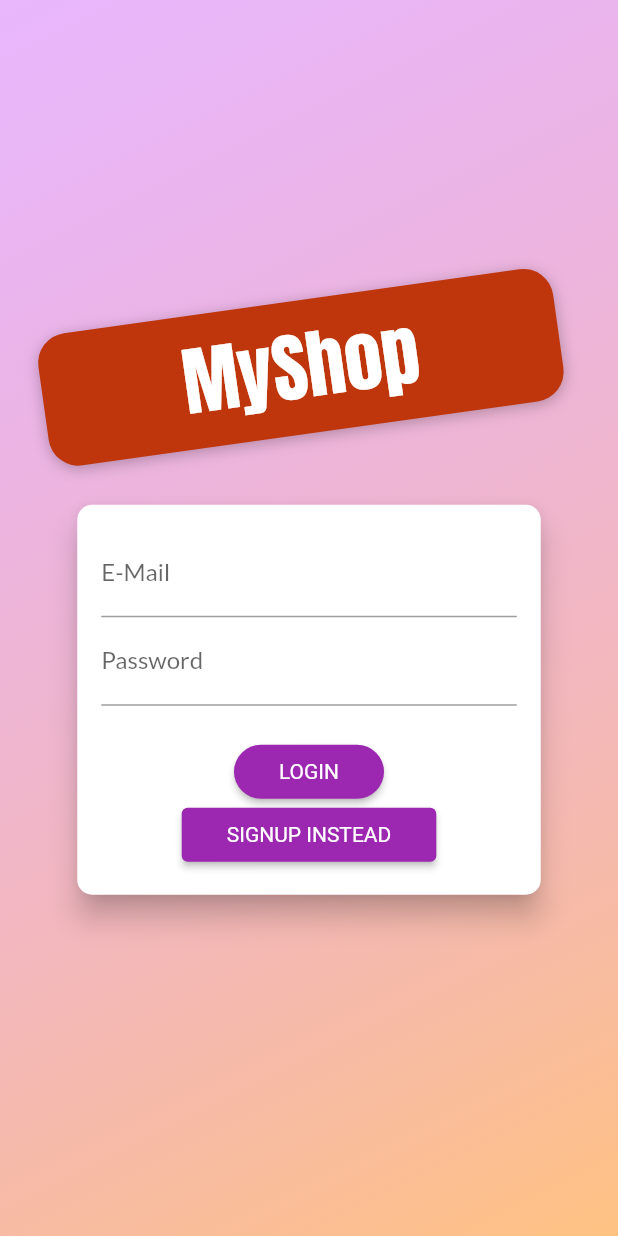
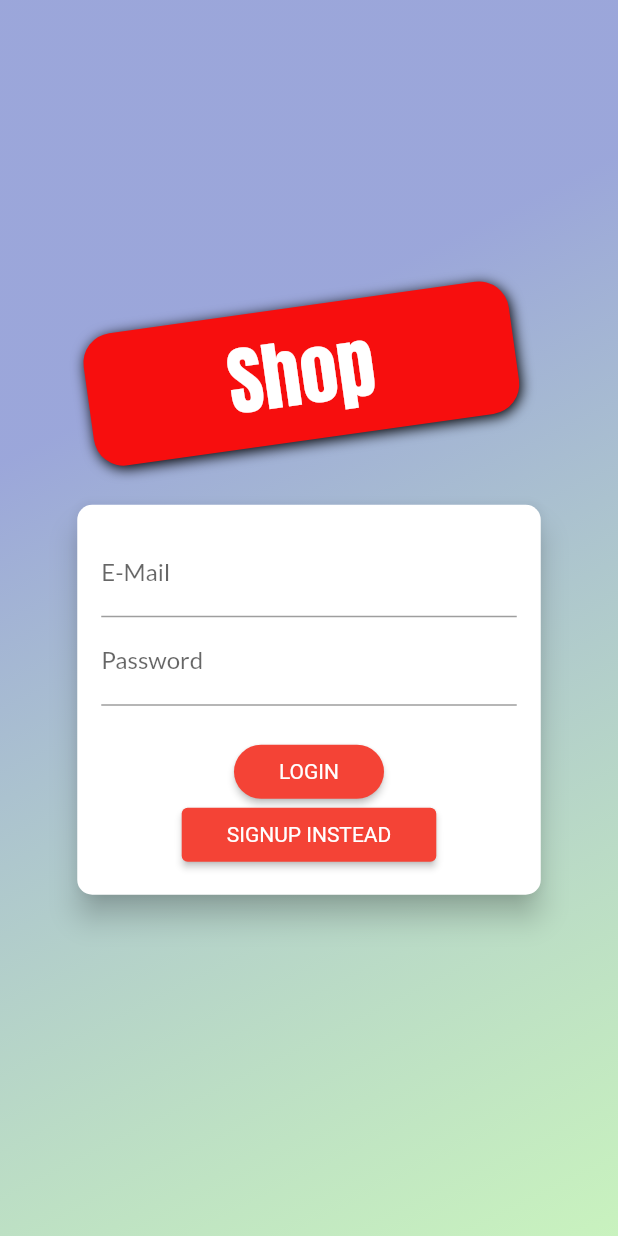
Before and after one commit to yell8er/shop, a Flutter app: the screen it shows after launch, on a phone screen of 412 x 824 dp. Run offline on Flutter 3.47's test engine with Material 2 defaults, Android fonts, the phone set to English and light mode, and no system bars; our stand-ins replace shared_preferences.

Commit message:
Change some colors

```diff
--- a/lib/main.dart
+++ b/lib/main.dart
@@ -48,7 +48,7 @@ class MyApp extends StatelessWidget {
             debugShowCheckedModeBanner: false,
             title: 'MyShop',
             theme: ThemeData(
-                primarySwatch: Colors.purple,
+                primarySwatch: Colors.red,
                 accentColor: Colors.deepOrange,
                 fontFamily: 'Lato',
                 pageTransitionsTheme: PageTransitionsTheme(builders: {
--- a/lib/screens/auth_screen.dart
+++ b/lib/screens/auth_screen.dart
@@ -23,12 +23,12 @@ class AuthScreen extends StatelessWidget {
             decoration: BoxDecoration(
               gradient: LinearGradient(
                 colors: [
-                  Color.fromRGBO(215, 117, 255, 1).withOpacity(0.5),
-                  Color.fromRGBO(255, 188, 117, 1).withOpacity(0.9),
+                  Color.fromARGB(255, 13, 41, 170).withOpacity(0.4),
+                  Color.fromARGB(255, 87, 224, 53).withOpacity(0.3),
                 ],
                 begin: Alignment.topLeft,
                 end: Alignment.bottomRight,
-                stops: [0, 1],
+                stops: [0.3, 1],
               ),
             ),
           ),
@@ -47,20 +47,19 @@ class AuthScreen extends StatelessWidget {
                           vertical: 8.0, horizontal: 94.0),
                       transform: Matrix4.rotationZ(-8 * pi / 180)
                         ..translate(-10.0),
-                      // ..translate(-10.0),
                       decoration: BoxDecoration(
                         borderRadius: BorderRadius.circular(20),
-                        color: Colors.deepOrange.shade900,
+                        color: Color.fromARGB(255, 247, 14, 14),
                         boxShadow: [
                           BoxShadow(
-                            blurRadius: 8,
-                            color: Colors.black26,
-                            offset: Offset(0, 2),
+                            blurRadius: 7,
+                            color: Colors.black,
+                            offset: Offset(1, 2),
                           )
                         ],
                       ),
                       child: Text(
-                        'MyShop',
+                        'Shop',
                         style: TextStyle(
                           color: Theme.of(context)
                               .textTheme
```
